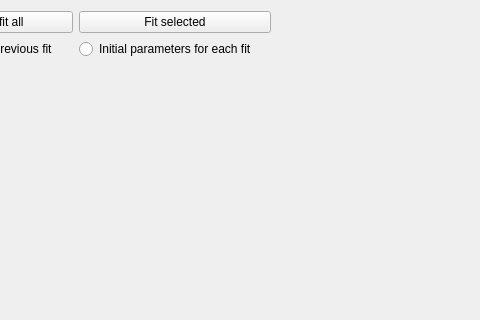
Qt form scripts/Muon/GUI/Common/seq_fitting_tab_widget/seq_fitting_tab.ui (mantidproject/mantid) before a commit; both pictures show x 130 to 610 and y 0 to 320 of the 610 by 583 pixel window.
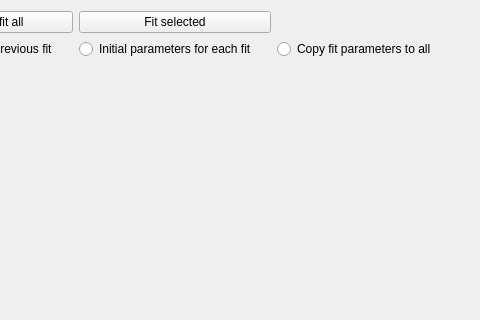
The same form after that commit.

Commit message: 31238_add_radio_button

```diff
--- a/scripts/Muon/GUI/Common/seq_fitting_tab_widget/seq_fitting_tab.ui
+++ b/scripts/Muon/GUI/Common/seq_fitting_tab_widget/seq_fitting_tab.ui
@@ -68,6 +68,13 @@
      </property>
     </widget>
    </item>
+   <item row="5" column="2">
+    <widget class="QRadioButton" name="copy_fit_button">
+     <property name="text">
+      <string>Copy fit parameters to all</string>
+     </property>
+    </widget>
+   </item>
   </layout>
  </widget>
  <resources/>
```
